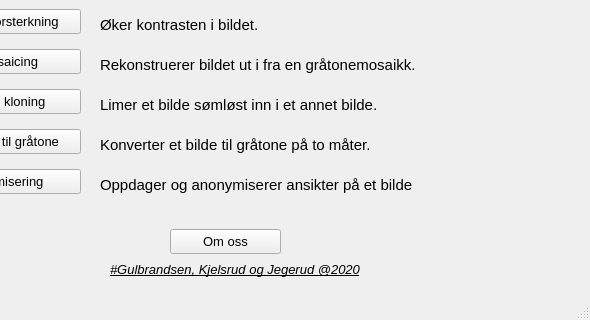
Above: src/Main.ui from jegerud/Sciprog2020project before the change; both pictures show x 150 to 740 and y 191 to 511 of the 740 by 511 pixel window. Below: the same form after it.
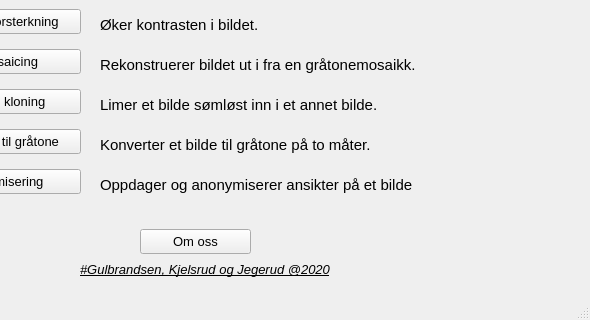
That is the form after the change.

Commit message: Småfiks

The edit to the form file:
```diff
--- a/src/Main.ui
+++ b/src/Main.ui
@@ -295,7 +295,7 @@
    <widget class="QPushButton" name="about">
     <property name="geometry">
      <rect>
-      <x>320</x>
+      <x>290</x>
       <y>420</y>
       <width>111</width>
       <height>25</height>
@@ -316,7 +316,7 @@
    <widget class="QLabel" name="glattingTekst_8">
     <property name="geometry">
      <rect>
-      <x>260</x>
+      <x>230</x>
       <y>440</y>
       <width>331</width>
       <height>41</height>
```
